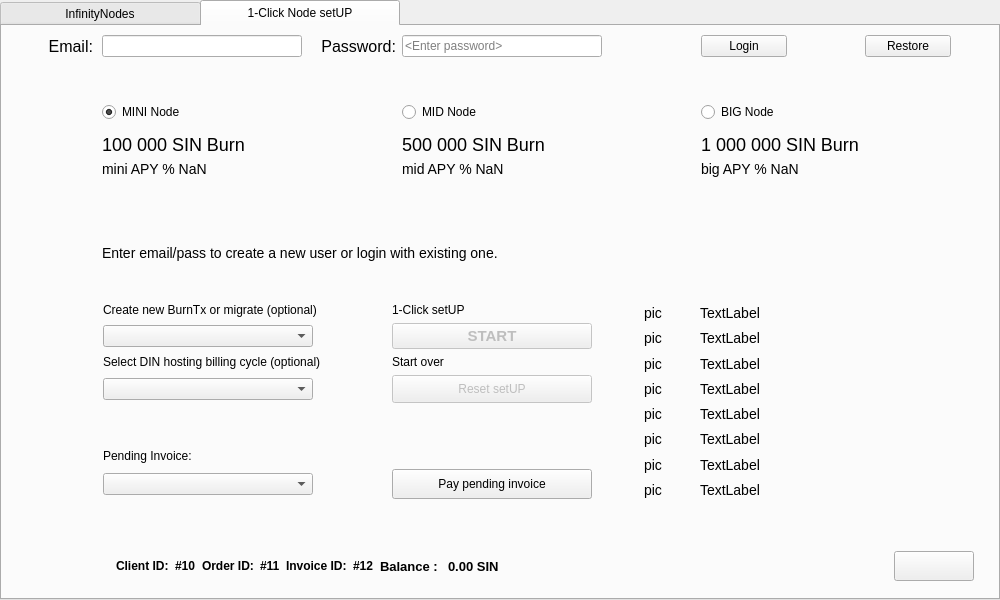
This is src/qt/forms/infinitynodelist.ui in crptec/sinovate as Qt 5 draws it before an edit. The edited form follows.
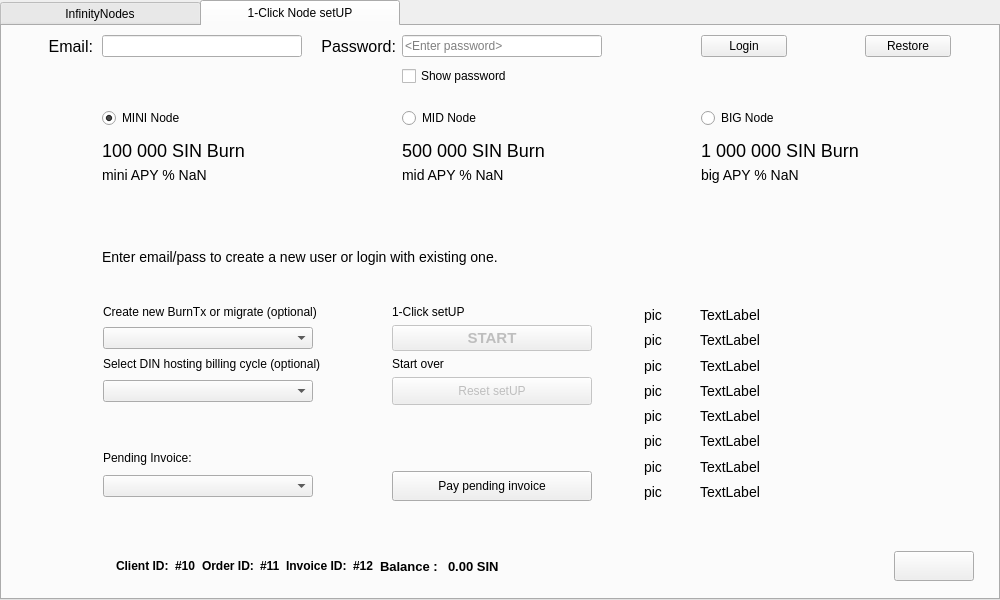
This is the edited form. The open tabs and pages were chosen to show the change. Custom widgets are drawn as their Qt base class.

Commit message: [gui] Add show password feature in setUP login

```diff
--- a/src/qt/forms/infinitynodelist.ui
+++ b/src/qt/forms/infinitynodelist.ui
@@ -953,6 +953,13 @@
              </property>
             </widget>
            </item>
+           <item row="1" column="3">
+            <widget class="QCheckBox" name="toggleShowPasswordButton">
+             <property name="text">
+              <string>Show password</string>
+             </property>
+            </widget>
+           </item>
           </layout>
          </item>
          <item>
```
The commit also changes 2 other files.
